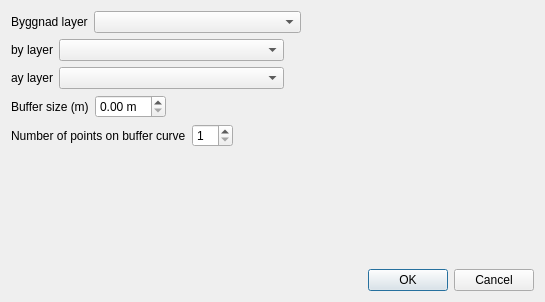
mercerraa/qgisPlugins, file bip_b2f/bip_b2f_dialog_base.ui: the form before one commit.
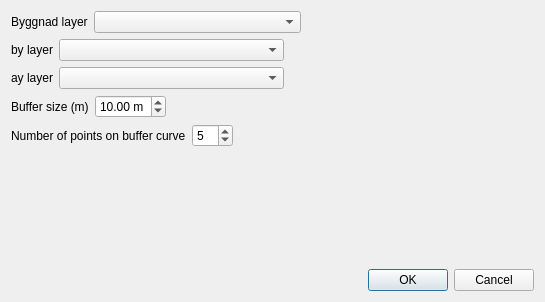
The form after the commit. Custom widgets are drawn as their Qt base class.

Commit message:
Make methods of main script
Made main script components into methods. Added logging for debugging

Patch:
```diff
--- a/bip_b2f/bip_b2f_dialog_base.ui
+++ b/bip_b2f/bip_b2f_dialog_base.ui
@@ -130,6 +130,9 @@
        <property name="suffix">
         <string> m</string>
        </property>
+       <property name="value">
+        <double>10.000000000000000</double>
+       </property>
       </widget>
      </item>
      <item>
@@ -161,6 +164,9 @@
        <property name="minimum">
         <number>1</number>
        </property>
+       <property name="value">
+        <number>5</number>
+       </property>
       </widget>
      </item>
      <item>
```
The commit also changes 2 other files.
